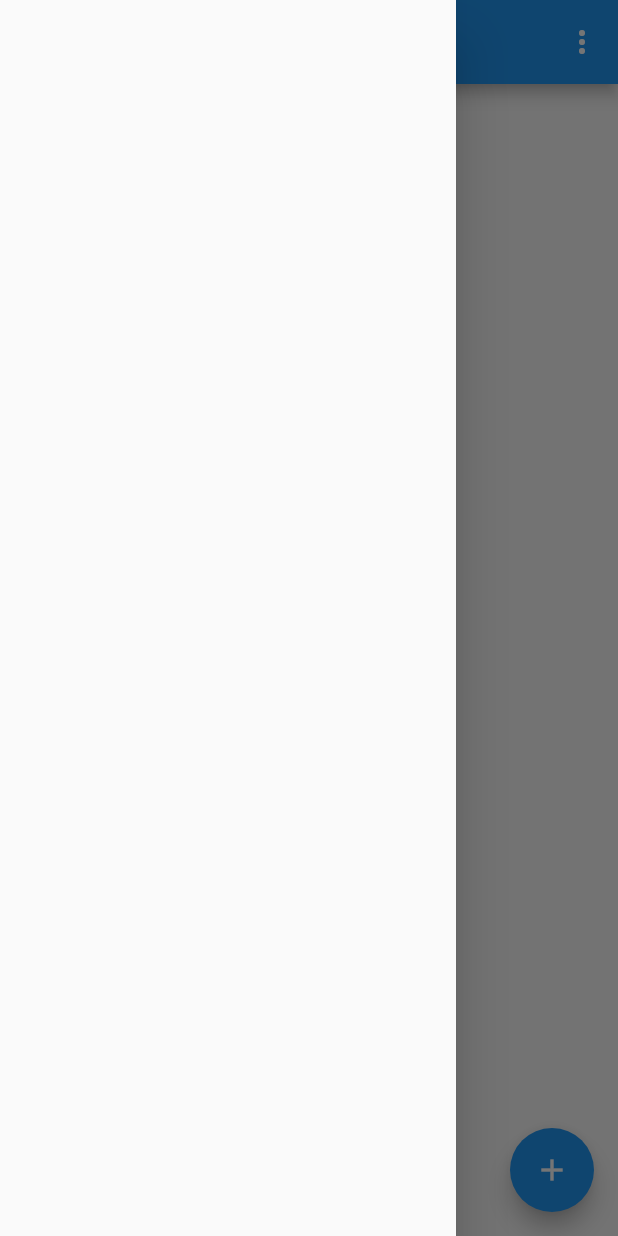
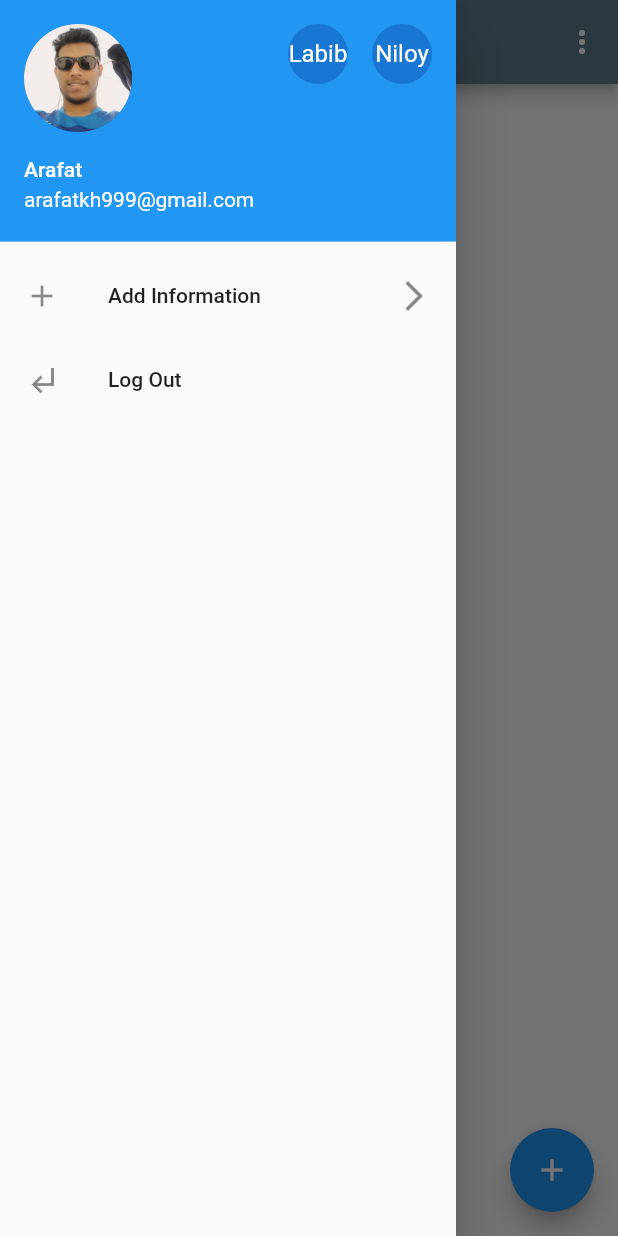
Before and after one commit to alamincse6615/people_managment, a Flutter app: the Dashboard screen opened directly, with the side drawer open, on a phone screen of 412 x 824 dp. Run offline on Flutter 3.47's test engine with Material 2 defaults, Android fonts, the phone set to English and light mode, and no system bars; our stand-ins replace firebase_auth, firebase_core; accounts and stored records are empty.

```diff
--- a/lib/dashboard.dart
+++ b/lib/dashboard.dart
@@ -16,6 +16,7 @@ class _DashboardState extends State<Dashboard> {
   Widget build(BuildContext context) {
     return Scaffold(
       appBar: AppBar(
+        backgroundColor: Colors.blueGrey,
         title: Text("Dashboard"),
 
         actions: [
@@ -32,6 +33,33 @@ class _DashboardState extends State<Dashboard> {
 
       ),
       drawer: Drawer(
+        child: ListView(
+          children: [
+            UserAccountsDrawerHeader(
+                accountName: Text('Arafat'),
+                accountEmail: Text('arafatkh999@gmail.com'),
+              currentAccountPicture: CircleAvatar(
+                backgroundImage: AssetImage('images/profile.jpg'),
+              ),
+              otherAccountsPictures: [
+                CircleAvatar(child: Text('Labib'),
+                ),
+                CircleAvatar(child: Text('Niloy'),
+                ),
+
+              ],
+            ),
+            ListTile(
+              title: Text('Add Information'),
+              leading: Icon(Icons.add),
+              trailing: Icon(Icons.arrow_forward_ios_sharp),
+            ),
+            ListTile(
+              title: Text('Log Out'),
+              leading: Icon(Icons.subdirectory_arrow_left_sharp),
+            ),
+          ],
+        ),
 
       ),
       body: Column(
--- a/lib/main.dart
+++ b/lib/main.dart
@@ -35,12 +35,12 @@ class _MyHomePageState extends State<MyHomePage> {
   @override
   Widget build(BuildContext context) {
     return Scaffold(
-      backgroundColor: Colors.pink,
+      backgroundColor: Colors.blueGrey,
         body: Center(
           child: Column(
             mainAxisAlignment: MainAxisAlignment.center,
             children: [
-              Image.network('https://pngtree.com/freepng/wolf-logo_2306634.html'),
+              Image.asset('images/logo.png'),
             ],
           ),
         ),
--- a/lib/signin.dart
+++ b/lib/signin.dart
@@ -31,6 +31,7 @@ class _SignInState extends State<SignIn> {
   Widget build(BuildContext context) {
     return Scaffold(
       appBar: AppBar(
+        backgroundColor: Colors.blueGrey,
 
         title: Text("Sign In to continue"),
       ),
--- a/lib/signup.dart
+++ b/lib/signup.dart
@@ -32,6 +32,7 @@ class _SignUpState extends State<SignUp> {
   Widget build(BuildContext context) {
     return Scaffold(
       appBar: AppBar(
+        backgroundColor: Colors.blueGrey,
 
         title: Text("Sign Up to continue"),
       ),
--- a/pubspec.yaml
+++ b/pubspec.yaml
@@ -62,6 +62,7 @@ flutter:
   # To add assets to your application, add an assets section, like this:
   assets:
    - images/logo.png
+   - images/profile.jpg
   #   - images/a_dot_ham.jpeg
 
   # An image asset can refer to one or more resolution-specific "variants", see
```
Also changed, not shown: images/profile.jpg (added), 1 other file.
